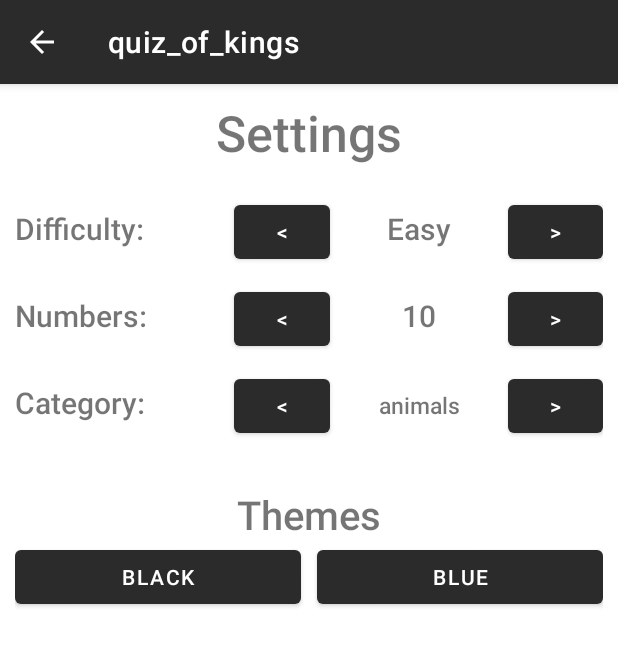
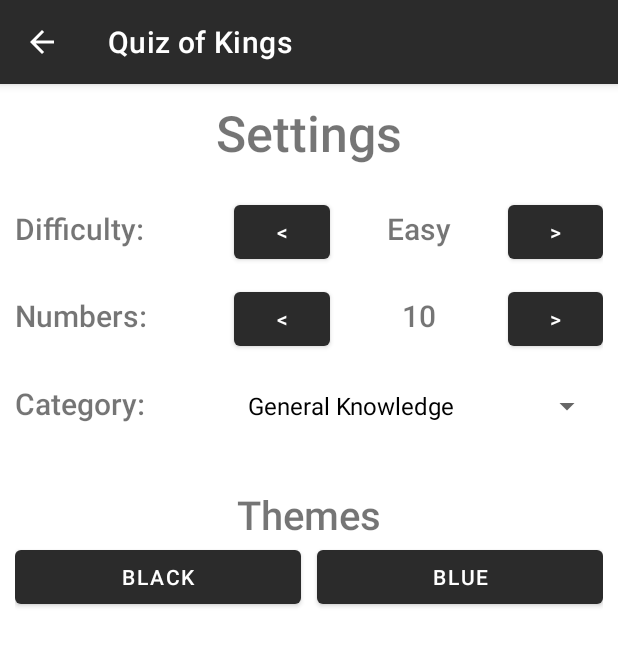
Before and after one commit to arsalan77x/KingsQuiz, an Android app: the SettingActivity screen opened directly, with no data from a screen before it, on a phone screen of 412 x 824 dp. Shown: the top 646 px of the screen. Run offline under Robolectric (Android 15) with nearby library versions, the phone set to English and light mode, and no system bars; network calls fail.

```diff
--- a/app/src/main/java/com/example/kingsquiz/ProfileActivity.java
+++ b/app/src/main/java/com/example/kingsquiz/ProfileActivity.java
@@ -61,7 +61,7 @@ public class ProfileActivity extends AppCompatActivity {
                     values.put("Username", newEmail);
                     MainActivity.loggedInUser.insert("LoggedIn", null, values);
                     MainActivity.userArrayList = new ArrayList<>();
-                    MainActivity.userArrayList = MainActivity.userDatabase.readCourses();
+                    MainActivity.userArrayList = MainActivity.userDatabase.fetchUsers();
                     MainActivity.userLoggedIn = LoginActivity.getUserByEmail(newEmail);
 
                 } else {
@@ -84,7 +84,7 @@ public class ProfileActivity extends AppCompatActivity {
                     Toast.makeText(getApplicationContext(),
                             "Password changed!", Toast.LENGTH_SHORT).show();
                     MainActivity.userArrayList = new ArrayList<>();
-                    MainActivity.userArrayList = MainActivity.userDatabase.readCourses();
+                    MainActivity.userArrayList = MainActivity.userDatabase.fetchUsers();
                     MainActivity.userLoggedIn = LoginActivity.getUserByEmail(MainActivity.userLoggedIn.getEmail());
                 } else {
                     Toast.makeText(getApplicationContext(),
@@ -105,7 +105,7 @@ public class ProfileActivity extends AppCompatActivity {
                     Toast.makeText(getApplicationContext(),
                             "Username changed!", Toast.LENGTH_SHORT).show();
                     MainActivity.userArrayList = new ArrayList<>();
-                    MainActivity.userArrayList = MainActivity.userDatabase.readCourses();
+                    MainActivity.userArrayList = MainActivity.userDatabase.fetchUsers();
                     MainActivity.userLoggedIn = LoginActivity.getUserByEmail(MainActivity.userLoggedIn.getEmail());
                 } else {
                     Toast.makeText(getApplicationContext(),
--- a/app/src/main/java/com/example/kingsquiz/RegisterActivity.java
+++ b/app/src/main/java/com/example/kingsquiz/RegisterActivity.java
@@ -41,7 +41,7 @@ public class RegisterActivity extends AppCompatActivity {
 
 
         MainActivity.userArrayList = new ArrayList<>();
-        MainActivity.userArrayList = MainActivity.userDatabase.readCourses();
+        MainActivity.userArrayList = MainActivity.userDatabase.fetchUsers();
 
         mainMainButton.setOnClickListener(new View.OnClickListener() {
             @Override
@@ -54,14 +54,14 @@ public class RegisterActivity extends AppCompatActivity {
             @Override
             public void onClick(View v) {
                 MainActivity.userArrayList = new ArrayList<>();
-                MainActivity.userArrayList = MainActivity.userDatabase.readCourses();
+                MainActivity.userArrayList = MainActivity.userDatabase.fetchUsers();
                 String email = emailText.getText().toString().trim();
                 String password = passwordText.getText().toString();
                 if (email.matches(emailPattern) && email.length() > 0
                         && !isUserExist(email) && password.length() > 3) {
                     MainActivity.userDatabase.addNewUser(email, password,"0","Player");
                     MainActivity.userArrayList = new ArrayList<>();
-                    MainActivity.userArrayList = MainActivity.userDatabase.readCourses();
+                    MainActivity.userArrayList = MainActivity.userDatabase.fetchUsers();
                     Toast.makeText(getApplicationContext(),
                             "you're registered now!", Toast.LENGTH_SHORT).show();
                     launchLoginActivity(v);
--- a/app/src/main/java/com/example/kingsquiz/ScoreboardActivity.java
+++ b/app/src/main/java/com/example/kingsquiz/ScoreboardActivity.java
@@ -40,6 +40,7 @@ public class ScoreboardActivity extends AppCompatActivity {
         setContentView(R.layout.activity_scoreboard);
         ActionBar actionBar = getSupportActionBar();
         actionBar.setDisplayHomeAsUpEnabled(true);
+        MainActivity.userArrayList = MainActivity.userDatabase.fetchUsers();
         Collections.sort(MainActivity.userArrayList, new Comparator<User>() {
             @Override
             public int compare(User o1, User o2) {
--- a/app/src/main/java/com/example/kingsquiz/SettingActivity.java
+++ b/app/src/main/java/com/example/kingsquiz/SettingActivity.java
@@ -10,24 +10,47 @@ import android.database.Cursor;
 import android.os.Bundle;
 import android.view.MenuItem;
 import android.view.View;
+import android.widget.AdapterView;
+import android.widget.ArrayAdapter;
 import android.widget.Button;
+import android.widget.Spinner;
 import android.widget.TextView;
+import android.widget.Toast;
 
+import java.util.ArrayList;
 import java.util.Arrays;
 import java.util.List;
 
-public class SettingActivity extends AppCompatActivity {
+public class SettingActivity extends AppCompatActivity implements AdapterView.OnItemSelectedListener {
 
-    List<String> difficultyList = Arrays.asList("Easy", "Medium", "Hard");
-    List<String> categoryList = Arrays.asList("cat1", "cat2");
-    int difficultyCount = 0;
-    int numberCount = 0;
-    int categoryCount = 0;
     public static boolean isBlueOn = false;
-    private SettingsDatabase settingsDatabase;
-    TextView difficultyText;
-    TextView numbersText;
-    TextView categoryText;
+    private TextView difficultyText;
+    private TextView numbersText;
+    private Spinner categorySpinner;
+    public static ArrayList<String> categories = new ArrayList<>(Arrays.asList("General Knowledge",
+            "Entertainment: Books",
+            "Entertainment: Film",
+            "Entertainment: Music",
+            "Entertainment: Musicals & Theatres",
+            "Entertainment: Television",
+            "Entertainment: Video Games",
+            "Entertainment: Board Games",
+            "Science & Nature",
+            "Science: Computers",
+            "Science: Mathematics",
+            "Mythology",
+            "Sports",
+            "Geography",
+            "History",
+            "Politics",
+            "Art",
+            "Celebrities",
+            "Animals",
+            "Vehicles",
+            "Entertainment: Comics",
+            "Science: Gadgets",
+            "Entertainment: Japanese Anime & Manga",
+            "Entertainment: Cartoon & Animations"));
 
     @Override
     protected void onCreate(Bundle savedInstanceState) {
@@ -43,18 +66,18 @@ public class SettingActivity extends AppCompatActivity {
         actionBar.setDisplayHomeAsUpEnabled(true);
         Button increaseButton1 = (Button) findViewById(R.id.increaseButton1);
         Button increaseButton2 = (Button) findViewById(R.id.increaseButton2);
-        Button increaseButton3 = (Button) findViewById(R.id.increaseButton3);
         Button decreaseButton1 = (Button) findViewById(R.id.decreaseButton1);
         Button decreaseButton2 = (Button) findViewById(R.id.decreaseButton2);
-        Button decreaseButton3 = (Button) findViewById(R.id.decreaseButton3);
         @SuppressLint({"MissingInflatedId", "LocalSuppress"}) Button blueThemeButton = (Button) findViewById(R.id.blueTheme);
         @SuppressLint({"MissingInflatedId", "LocalSuppress"}) Button blackThemeButton = (Button) findViewById(R.id.blackTheme);
         difficultyText = (TextView) findViewById(R.id.difficulty);
         numbersText = (TextView) findViewById(R.id.numbers);
-        categoryText = (TextView) findViewById(R.id.category);
 
+        categorySpinner = findViewById(R.id.category_spinner);
+        categorySpinner.setOnItemSelectedListener(this);
+        ArrayAdapter<String> adapter = new ArrayAdapter<>(this, android.R.layout.simple_spinner_dropdown_item, categories);
+        categorySpinner.setAdapter(adapter);
 
-        settingsDatabase = new SettingsDatabase(SettingActivity.this);
         initializeSettings();
 
         increaseButton1.setOnClickListener(new View.OnClickListener() {
@@ -109,10 +132,6 @@ public class SettingActivity extends AppCompatActivity {
             }
         });
 
-        //TODO CATEGORY
-
-
-        //
         blackThemeButton.setOnClickListener(new View.OnClickListener() {
             @SuppressLint("SetTextI18n")
             @Override
@@ -136,15 +155,15 @@ public class SettingActivity extends AppCompatActivity {
 
     @SuppressLint("Range")
     private void initializeSettings() {
-        Cursor cursor = settingsDatabase.fetchSettings();
+        Cursor cursor = MainActivity.settingsDatabase.fetchSettings();
         difficultyText.setText(cursor.getString(cursor.getColumnIndex(SettingsDatabase.DIFFICULTY)));
         numbersText.setText(cursor.getString(cursor.getColumnIndex(SettingsDatabase.QUESTIONS_NUMBER)));
-        categoryText.setText(cursor.getString(cursor.getColumnIndex(SettingsDatabase.CATEGORY)));
+        categorySpinner.setSelection(categories.indexOf(cursor.getString(cursor.getColumnIndex(SettingsDatabase.CATEGORY))));
     }
 
     private void updateSettings() {
-        settingsDatabase.updateSettings((String) difficultyText.getText(),
-                Integer.parseInt((String) numbersText.getText()), (String) categoryText.getText());
+        MainActivity.settingsDatabase.updateSettings((String) difficultyText.getText(),
+                Integer.parseInt((String) numbersText.getText()), categorySpinner.getSelectedItem().toString());
     }
 
     private void launchSettingActivity(View view) {
@@ -162,4 +181,14 @@ public class SettingActivity extends AppCompatActivity {
         }
         return super.onOptionsItemSelected(item);
     }
+
+    @Override
+    public void onItemSelected(AdapterView<?> adapterView, View view, int i, long l) {
+        updateSettings();
+    }
+
+    @Override
+    public void onNothingSelected(AdapterView<?> adapterView) {
+
+    }
 }
--- a/app/src/main/java/com/example/kingsquiz/SettingsDatabase.java
+++ b/app/src/main/java/com/example/kingsquiz/SettingsDatabase.java
@@ -53,19 +53,17 @@ public class SettingsDatabase extends SQLiteOpenHelper {
                 SettingsDatabase.QUESTIONS_NUMBER, SettingsDatabase.CATEGORY};
         Cursor cursor = db.query(SettingsDatabase.TABLE_NAME, columns,
                 null,
-//                SettingsDatabase.ID + "=" + 0,
                 null, null, null, null);
         if (cursor != null) {
             cursor.moveToFirst();
         }
-        Log.i("hhhhhhhhhhhhhhhhhhh", cursor.getString(cursor.getColumnIndex(SettingsDatabase.DIFFICULTY)));
         return cursor;
     }
 
     @Override
     public void onCreate(SQLiteDatabase sqLiteDatabase) {
         sqLiteDatabase.execSQL(CREATE_TABLE);
-        insertSettings(sqLiteDatabase, "Easy", 10, "animals");
+        insertSettings(sqLiteDatabase, "Easy", 10, SettingActivity.categories.get(0));
     }
 
     @Override
--- a/app/src/main/java/com/example/kingsquiz/User.java
+++ b/app/src/main/java/com/example/kingsquiz/User.java
@@ -36,4 +36,8 @@ public class User {
     public String getUsername() {
         return username;
     }
+
+    public void setScore(int score) {
+        this.score = score;
+    }
 }
--- a/app/src/main/res/layout/activity_setting.xml
+++ b/app/src/main/res/layout/activity_setting.xml
@@ -121,36 +121,15 @@
                 android:layout_width="match_parent"
                 android:layout_height="wrap_content"
                 android:fontFamily="sans-serif-medium"
-                android:layout_weight="0.9"
+                android:layout_weight="1"
                 android:text="@string/category"
-
                 android:textSize="9pt" />
-            <Button
-                android:id="@+id/decreaseButton3"
+            <Spinner
+                android:id="@+id/category_spinner"
                 android:layout_width="match_parent"
                 android:layout_height="wrap_content"
-                android:layout_weight="1.2"
-
-                android:text="@string/back" />
-
-            <TextView
-                android:id="@+id/category"
-                android:layout_width="match_parent"
-                android:layout_height="wrap_content"
-                android:layout_weight="1"
-                android:fontFamily="sans-serif-medium"
-                android:textAlignment="center"
-                android:text="animals"
-
-                android:textSize="7pt" />
-
-            <Button
-                android:id="@+id/increaseButton3"
-                android:layout_width="match_parent"
-                android:layout_height="wrap_content"
-                android:layout_weight="1.2"
-
-                android:text="@string/forward" />
+                android:spinnerMode="dropdown"
+                android:layout_weight="0.6"/>
 
         </LinearLayout>
 
--- a/app/src/main/res/values/strings.xml
+++ b/app/src/main/res/values/strings.xml
@@ -1,5 +1,5 @@
 <resources>
-    <string name="app_name">quiz_of_kings</string>
+    <string name="app_name">Quiz of Kings</string>
     <string name="register_name">Register</string>
     <string name="login_name">Login</string>
     <string name="your_email">Your Email</string>
```
Also changed, not shown: app/src/main/java/com/example/kingsquiz/DataBaseUser.java (+8 -1 lines), app/src/main/java/com/example/kingsquiz/GameActivity.java (+70 -26 lines), app/src/main/java/com/example/kingsquiz/MainActivity.java (+3 -4 lines), app/src/main/java/com/example/kingsquiz/Question.java (+13 -1 lines), app/src/main/java/com/example/kingsquiz/Settings.java (added, +27 -0 lines), app/src/main/java/com/example/kingsquiz/UserInfoActivity.java (+14 -12 lines), app/src/main/res/layout/activity_user_info.xml (+0 -10 lines).
